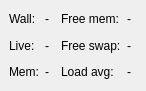
Before: the Qt Designer form cct/qtgui/dockwidgets/resourceconsumption/resourceconsumption.ui in awacha/cct, drawn with Qt 5.
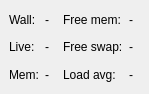
After: the same form once the commit is applied.

Commit message: Dock widgets are now only closable (Non-floatable and non-movable)

```diff
--- a/cct/qtgui/dockwidgets/resourceconsumption/resourceconsumption.ui
+++ b/cct/qtgui/dockwidgets/resourceconsumption/resourceconsumption.ui
@@ -6,8 +6,8 @@
    <rect>
     <x>0</x>
     <y>0</y>
-    <width>146</width>
-    <height>91</height>
+    <width>149</width>
+    <height>94</height>
    </rect>
   </property>
   <property name="sizePolicy">
@@ -16,6 +16,9 @@
     <verstretch>0</verstretch>
    </sizepolicy>
   </property>
+  <property name="features">
+   <set>QDockWidget::DockWidgetClosable</set>
+  </property>
   <property name="allowedAreas">
    <set>Qt::TopDockWidgetArea</set>
   </property>
```
The commit also changes 4 other files.
